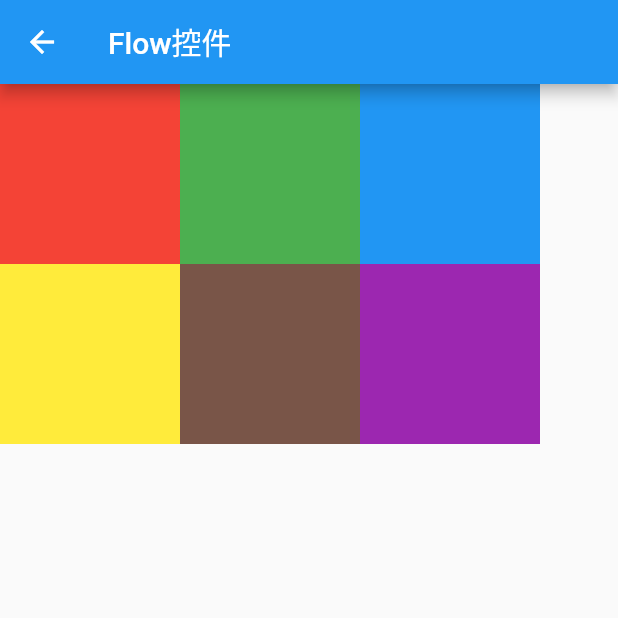
After one commit to TryImpossible/flutter-diy, a Flutter app: the FlowWidgetActivity screen opened directly, on a phone screen of 412 x 824 dp, the top half of it. The commit adds this screen. Run offline on Flutter 3.47's test engine with Material 2 defaults, Android fonts, the phone set to English and light mode, and no system bars.

Commit message:
Flow控件

```diff
--- a/app/lib/pages/custom_widget_fragment.dart
+++ b/app/lib/pages/custom_widget_fragment.dart
@@ -1,3 +1,4 @@
+import 'package:app/pages/custom_widget_activity.dart';
 import 'package:app/pages/dropdown_text_field_activity.dart';
 import 'package:flutter/material.dart';
 
@@ -27,6 +28,7 @@ class _CustomWidgetFragmentState extends State<CustomWidgetFragment>
             children: <Widget>[
               SizedBox(height: MediaQuery.of(context).padding.top),
               _buildItem('下拉输入文本', DropdownTextFieldActivity()),
+              _buildItem('通过 RenderObject 自定义 Widget', CustomWidgetActivity()),
             ],
           ),
         ),
@@ -35,6 +37,7 @@ class _CustomWidgetFragmentState extends State<CustomWidgetFragment>
         onPressed: _topping,
         tooltip: 'topping',
         child: Icon(Icons.arrow_upward),
+        heroTag: "custom_widget",
       ),
     );
   }
--- /dev/null
+++ b/app/lib/pages/flow_widget_activity.dart
@@ -0,0 +1,76 @@
+import 'package:flutter/material.dart';
+
+class FlowWidgetActivity extends StatefulWidget {
+  const FlowWidgetActivity({Key? key}) : super(key: key);
+
+  @override
+  _FlowWidgetActivityState createState() => _FlowWidgetActivityState();
+}
+
+class _FlowWidgetActivityState extends State<FlowWidgetActivity> {
+  @override
+  Widget build(BuildContext context) {
+    return Scaffold(
+      appBar: AppBar(
+        title: Text('Flow控件'),
+      ),
+      body: Container(
+        child: Flow(
+          delegate: TestFlowDelegate(),
+          children: <Widget>[
+            Container(width: 120.0, height: 120.0, color: Colors.red),
+            Container(width: 120.0, height: 120.0, color: Colors.green),
+            Container(width: 120.0, height: 120.0, color: Colors.blue),
+            Container(width: 120.0, height: 120.0, color: Colors.yellow),
+            Container(width: 120.0, height: 120.0, color: Colors.brown),
+            Container(width: 120.0, height: 120.0, color: Colors.purple),
+          ],
+        ),
+      ),
+    );
+  }
+}
+
+class TestFlowDelegate extends FlowDelegate {
+  TestFlowDelegate({this.margin = EdgeInsets.zero});
+
+  EdgeInsets margin;
+
+  @override
+  void paintChildren(FlowPaintingContext context) {
+    double x = 0, y = 0;
+    for (int i = 0; i < context.childCount; i++) {
+      Size size = context.getChildSize(i) ?? Size.zero;
+      double w = x + size.width;
+      if (w < context.size.width) {
+        context.paintChild(
+          i,
+          transform: Matrix4.translationValues(x, y, 0),
+          opacity: 1,
+        );
+        x = w;
+      } else {
+        x = 0;
+        y += size.height;
+        context.paintChild(
+          i,
+          transform: Matrix4.translationValues(x, y, 0),
+          opacity: 1,
+        );
+        x += size.width;
+      }
+    }
+  }
+
+  @override
+  Size getSize(BoxConstraints constraints) {
+    // 指定Flow的大小，简单起见我们让宽度竟可能大，但高度指定为200，
+    // 实际开发中我们需要根据子元素所占用的具体宽高来设置Flow大小
+    return Size(double.infinity, 240.0);
+  }
+
+  @override
+  bool shouldRepaint(covariant FlowDelegate oldDelegate) {
+    throw oldDelegate != this;
+  }
+}
--- a/app/lib/pages/framework_widget_fragment.dart
+++ b/app/lib/pages/framework_widget_fragment.dart
@@ -1,6 +1,7 @@
 import 'package:app/pages/button_bar_widget_activity.dart';
 import 'package:app/pages/draggable_scrollable_sheet_widget_activity.dart';
 import 'package:app/pages/expansion_panel_list_widget_activity.dart';
+import 'package:app/pages/flow_widget_activity.dart';
 import 'package:app/pages/gridview/grid_view_widget_activity.dart';
 import 'package:app/pages/lificycle/lifecycle_page_activity.dart';
 import 'package:app/pages/listview/list_view_widget_activity.dart';
@@ -39,6 +40,7 @@ class _FrameworkWidgetFragmentState extends State<FrameworkWidgetFragment>
     'ToggleButtons控件': ToggleButtonWidgetActivity(),
     'PaginatedDataTable控件': PaginatedDataTableWidgetActivity(),
     'ExpansionPanelList控件': ExpansionPanelListWidgetActivity(),
+    'Flow控件': FlowWidgetActivity(),
   };
 
   @override
@@ -84,6 +86,7 @@ class _FrameworkWidgetFragmentState extends State<FrameworkWidgetFragment>
         onPressed: _topping,
         tooltip: 'topping',
         child: Icon(Icons.arrow_upward),
+        heroTag: "framework_widget",
       ),
     );
   }
```
Also changed, not shown: app/lib/pages/custom_widget_activity.dart (added, +24 -0 lines), lib/widget/custom_widget.dart (added), 1 other file.
